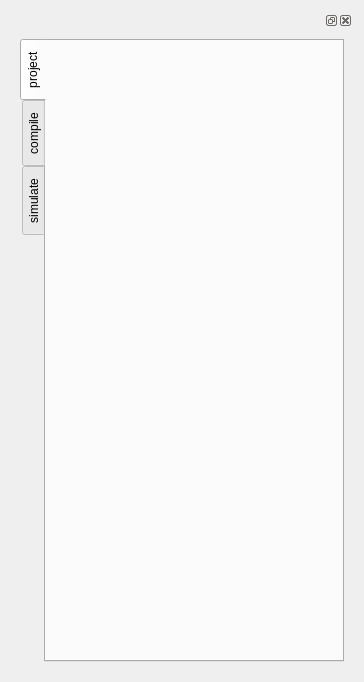
The window that source/ui/ui_left_module_widget.ui (Adancurusul/EveIDE_LIGHT) describes before a commit, drawn with Qt 5.
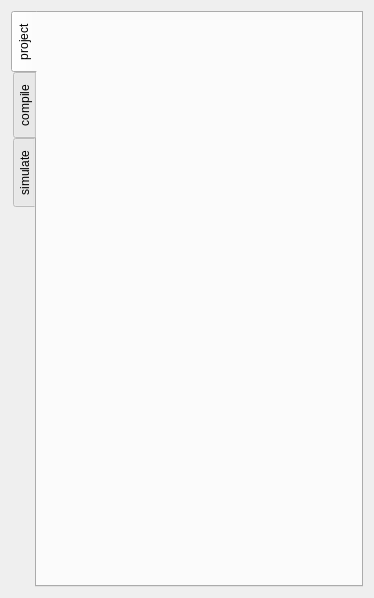
The same window after the commit. Icons and pictures are not drawn.

```diff
--- a/source/ui/ui_left_module_widget.ui
+++ b/source/ui/ui_left_module_widget.ui
@@ -6,18 +6,14 @@
    <rect>
     <x>0</x>
     <y>0</y>
-    <width>364</width>
-    <height>682</height>
+    <width>374</width>
+    <height>598</height>
    </rect>
   </property>
   <property name="windowTitle">
    <string>Form</string>
   </property>
-  <layout class="QHBoxLayout" name="horizontalLayout_3">
-   <item>
-    <widget class="QDockWidget" name="dockWidget">
-     <widget class="QWidget" name="dockWidgetContents">
-      <layout class="QHBoxLayout" name="horizontalLayout">
+  <layout class="QHBoxLayout" name="horizontalLayout_2">
        <item>
         <widget class="QTabWidget" name="leftModuleWidgetIn">
          <property name="layoutDirection">
@@ -57,10 +53,6 @@
           <attribute name="title">
            <string>simulate</string>
           </attribute>
-         </widget>
-        </widget>
-       </item>
-      </layout>
      </widget>
     </widget>
    </item>
```
Lines whose indentation alone changed are shown as unchanged.
